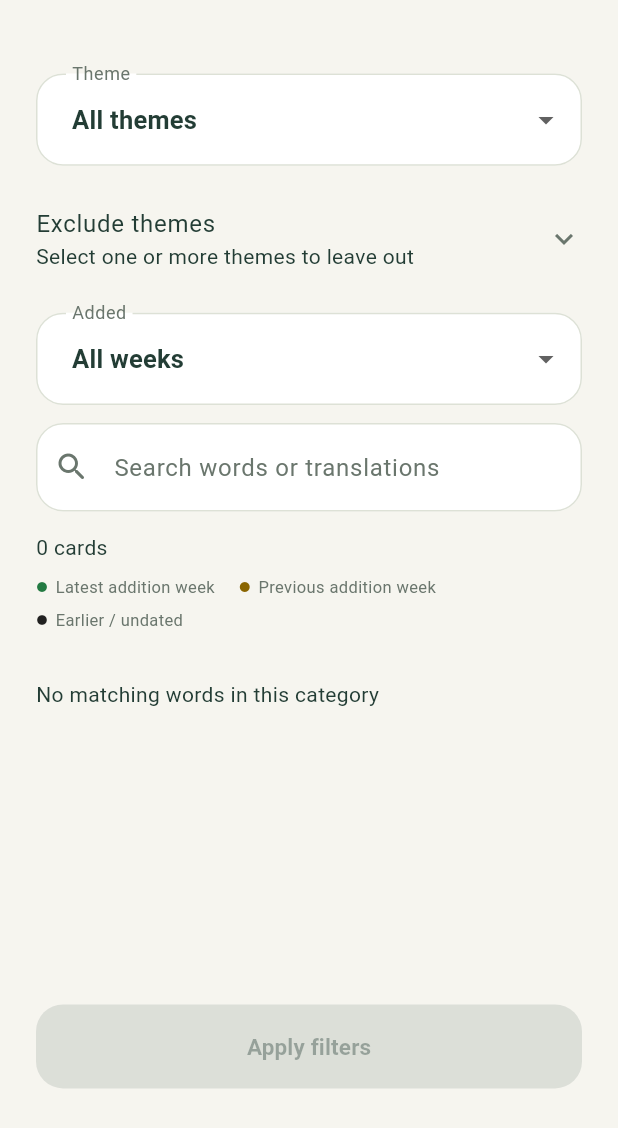
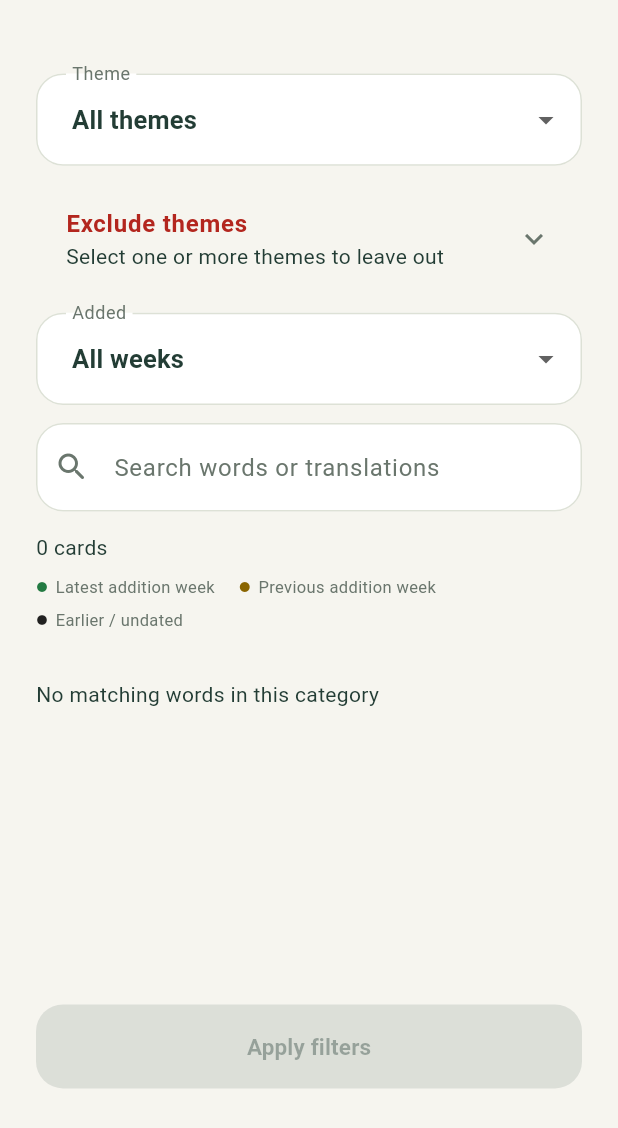
Before and after one commit to smocer/greek_anki, a Flutter app: the TopicPicker widget shown alone on an empty page, opened directly with empty values, on a phone screen of 412 x 824 dp. Shown: the top 1128 px of the screen. Run offline on Flutter 3.47's test engine with Material 3 defaults, Android fonts, the phone set to English and light mode, and no system bars; our stand-ins replace audioplayers, shared_preferences; missing offline and left inert: dart:js_interop; accounts and stored records are empty.

Commit message:
Show theme exclusions only for all themes and refine Chinese label

```diff
--- a/lib/presentation/app_strings.dart
+++ b/lib/presentation/app_strings.dart
@@ -46,7 +46,7 @@ class AppStrings {
   }
 
   String get excludeThemes =>
-      _pick('Exclude themes', 'Исключить темы', '非（排除主题）');
+      _pick('Exclude themes', 'Исключить темы', '排除主题');
   String get excludeThemesHint => _pick(
     'Select one or more themes to leave out',
     'Выберите одну или несколько тем для исключения',
--- a/lib/presentation/topic_picker.dart
+++ b/lib/presentation/topic_picker.dart
@@ -3,6 +3,7 @@ import '../domain/curriculum.dart';
 import '../domain/vocabulary.dart';
 import '../domain/vocabulary_category.dart';
 import 'app_strings.dart';
+import 'theme.dart';
 import 'vocabulary_preview.dart';
 
 class CollectionSelection {
@@ -56,10 +57,13 @@ class _TopicPickerState extends State<TopicPicker> {
     minChildSize: .5,
     maxChildSize: .95,
     builder: (context, controller) {
+      final excludedThemes = _theme == null
+          ? _excludedThemes
+          : const <LearningTheme>{};
       final deck = widget.collection.filter(
         period: _period,
         theme: _theme,
-        excludedThemes: _excludedThemes,
+        excludedThemes: excludedThemes,
         query: _search.text,
         now: DateTime.now(),
       );
@@ -109,11 +113,18 @@ class _TopicPickerState extends State<TopicPicker> {
                       onChanged: (theme) => setState(() => _theme = theme),
                     ),
                     const SizedBox(height: 12),
+                    if (_theme == null) ...[
                       ExpansionTile(
                         key: const ValueKey('exclude-themes'),
-                      tilePadding: EdgeInsets.zero,
+                        tilePadding: const EdgeInsets.symmetric(horizontal: 20),
                         initiallyExpanded: _excludedThemes.isNotEmpty,
-                      title: Text(context.strings.excludeThemes),
+                        title: Text(
+                          context.strings.excludeThemes,
+                          style: const TextStyle(
+                            color: Palette.red,
+                            fontWeight: FontWeight.bold,
+                          ),
+                        ),
                         subtitle: Text(context.strings.excludeThemesHint),
                         children: [
                           Align(
@@ -124,7 +135,10 @@ class _TopicPickerState extends State<TopicPicker> {
                               children: [
                                 for (final theme
                                     in context.strings.orderedThemes.where(
-                                    widget.collection.availableThemes.contains,
+                                      widget
+                                          .collection
+                                          .availableThemes
+                                          .contains,
                                     ))
                                   FilterChip(
                                     key: ValueKey('exclude-${theme.name}'),
@@ -144,6 +158,7 @@ class _TopicPickerState extends State<TopicPicker> {
                         ],
                       ),
                       const SizedBox(height: 12),
+                    ],
                     DropdownButtonFormField<VocabularyPeriod>(
                       key: const ValueKey('category-period'),
                       initialValue: _period,
@@ -190,7 +205,7 @@ class _TopicPickerState extends State<TopicPicker> {
                       CollectionSelection(
                         deck: deck,
                         theme: _theme,
-                        excludedThemes: Set.unmodifiable(_excludedThemes),
+                        excludedThemes: Set.unmodifiable(excludedThemes),
                         query: _search.text,
                       ),
                     ),
```
Also changed, not shown: 1 other file. Lines whose indentation alone changed are shown as unchanged.
